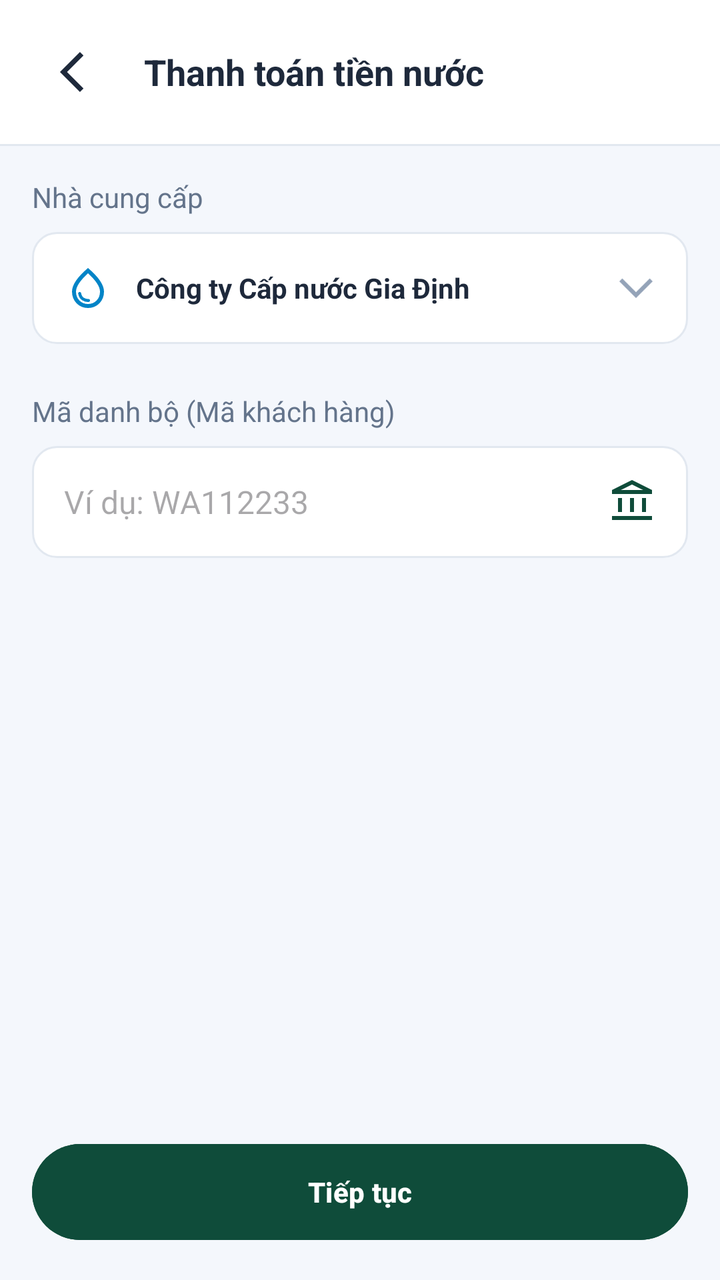
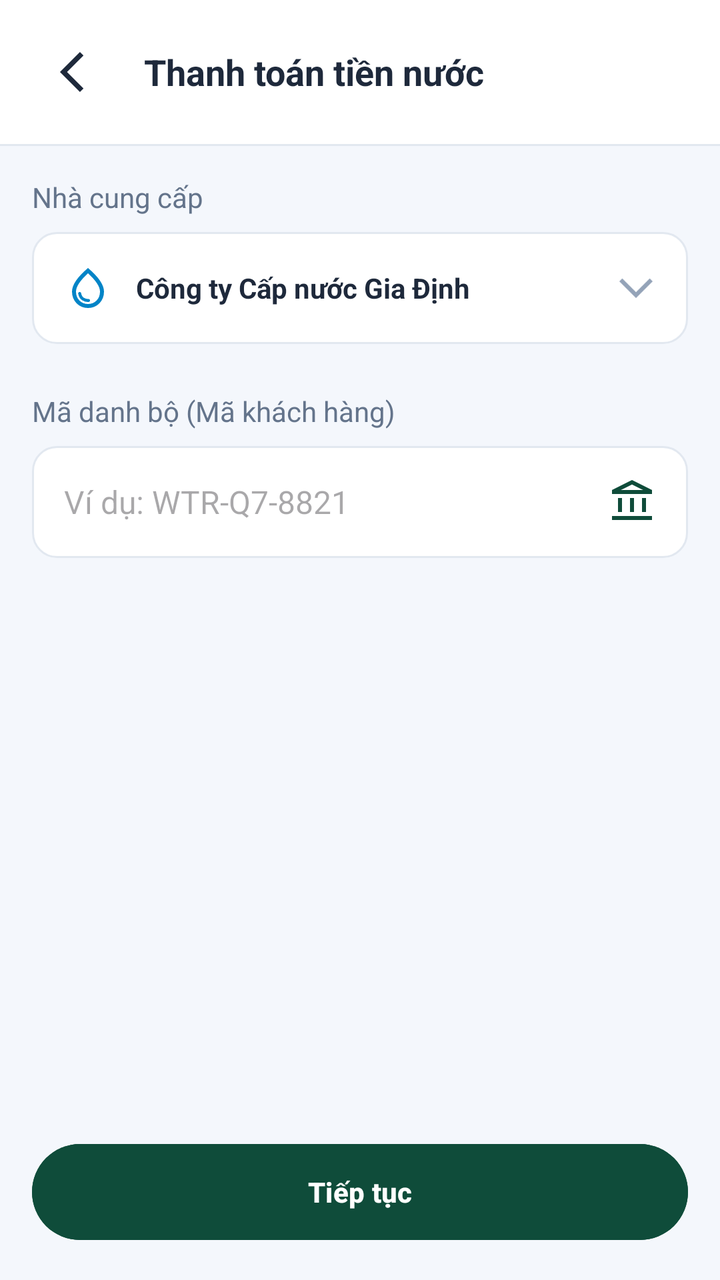

Screens rendered from an Android XML layout before and after an edit, with the pre-edit source and the edit as a unified diff.
<!-- AndroidManifest.xml: application theme Theme.Industrial_and_Commercial_Bank_of_TDTU -->
<!-- res/layout/fragment_water_bill.xml -->
<?xml version="1.0" encoding="utf-8"?>
<androidx.constraintlayout.widget.ConstraintLayout xmlns:android="http://schemas.android.com/apk/res/android"
    xmlns:app="http://schemas.android.com/apk/res-auto"
    android:layout_width="match_parent"
    android:layout_height="match_parent"
    android:background="#F4F7FC">

    
    <LinearLayout
        android:id="@+id/headerContainer"
        android:layout_width="match_parent"
        android:layout_height="wrap_content"
        android:background="#FFFFFF"
        android:orientation="horizontal"
        android:padding="16dp"
        android:gravity="center_vertical"
        app:layout_constraintTop_toTopOf="parent">

        <ImageButton
            android:id="@+id/btnBack"
            android:layout_width="40dp"
            android:layout_height="40dp"
            android:background="@android:color/transparent"
            android:src="@drawable/arrow_forward_ios"
            android:rotation="180"
            app:tint="#1E293B" />

        <TextView
            android:layout_width="wrap_content"
            android:layout_height="wrap_content"
            android:layout_marginStart="16dp"
            android:text="Thanh toán tiền nước"
            android:textColor="#1E293B"
            android:textSize="18sp"
            android:textStyle="bold" />
    </LinearLayout>

    <View
        android:id="@+id/dividerHeader"
        android:layout_width="match_parent"
        android:layout_height="1dp"
        android:background="#E2E8F0"
        app:layout_constraintTop_toBottomOf="@id/headerContainer" />

    <ScrollView
        android:layout_width="match_parent"
        android:layout_height="0dp"
        android:fillViewport="true"
        app:layout_constraintTop_toBottomOf="@id/dividerHeader"
        app:layout_constraintBottom_toTopOf="@id/btnContinue">

        <LinearLayout
            android:layout_width="match_parent"
            android:layout_height="wrap_content"
            android:orientation="vertical"
            android:padding="16dp">

            <TextView
                android:layout_width="wrap_content"
                android:layout_height="wrap_content"
                android:text="Nhà cung cấp"
                android:textColor="#64748B"
                android:textSize="14sp"
                android:layout_marginBottom="8dp"/>

            
            <LinearLayout
                android:layout_width="match_parent"
                android:layout_height="wrap_content"
                android:orientation="horizontal"
                android:background="@drawable/bg_input_stroke"
                android:padding="16dp"
                android:layout_marginBottom="24dp"
                android:gravity="center_vertical">

                <ImageView
                    android:layout_width="24dp"
                    android:layout_height="24dp"
                    android:src="@drawable/water_drop"
                    android:layout_marginEnd="12dp"
                    app:tint="#0284C7" />

                <TextView
                    android:layout_width="0dp"
                    android:layout_weight="1"
                    android:layout_height="wrap_content"
                    android:text="Công ty Cấp nước Gia Định"
                    android:textSize="14sp"
                    android:textColor="#1E293B"
                    android:textStyle="bold"/>

                <ImageView
                    android:layout_width="20dp"
                    android:layout_height="20dp"
                    android:src="@drawable/arrow_forward_ios"
                    android:rotation="90"
                    app:tint="#94A3B8" />
            </LinearLayout>

            <TextView
                android:layout_width="wrap_content"
                android:layout_height="wrap_content"
                android:text="Mã danh bộ (Mã khách hàng)"
                android:textColor="#64748B"
                android:textSize="14sp"
                android:layout_marginBottom="8dp"/>

            <LinearLayout
                android:layout_width="match_parent"
                android:layout_height="wrap_content"
                android:orientation="horizontal"
                android:background="@drawable/bg_input_stroke"
                android:paddingHorizontal="16dp"
                android:gravity="center_vertical">

                <EditText
                    android:id="@+id/etCustomerId"
                    android:layout_width="0dp"
                    android:layout_weight="1"
                    android:layout_height="56dp"
                    android:background="@null"
                    android:hint="Ví dụ: WA112233"
                    android:inputType="textCapCharacters"
                    android:textSize="16sp"/>

                <ImageView
                    android:layout_width="24dp"
                    android:layout_height="24dp"
                    android:src="@drawable/account_balance_24px"
                    app:tint="#0F4C3A" />
            </LinearLayout>

            
            <LinearLayout
                android:id="@+id/llBillResult"
                android:layout_width="match_parent"
                android:layout_height="wrap_content"
                android:orientation="vertical"
                android:background="@drawable/bg_card_white"
                android:padding="20dp"
                android:layout_marginTop="24dp"
                android:visibility="gone">

                <TextView
                    android:layout_width="wrap_content"
                    android:layout_height="wrap_content"
                    android:text="Thông tin hóa đơn"
                    android:textColor="#0F4C3A"
                    android:textStyle="bold"
                    android:textSize="16sp"
                    android:layout_marginBottom="16dp"/>

                <LinearLayout
                    android:layout_width="match_parent"
                    android:layout_height="wrap_content"
                    android:orientation="horizontal"
                    android:paddingVertical="8dp">
                    <TextView
                        android:layout_width="0dp"
                        android:layout_weight="1"
                        android:layout_height="wrap_content"
                        android:text="Khách hàng"
                        android:textColor="#64748B"/>
                    <TextView
                        android:id="@+id/tvBillCustomerName"
                        android:layout_width="wrap_content"
                        android:layout_height="wrap_content"
                        android:text=""
                        android:textColor="#1E293B"
                        android:textStyle="bold"/>
                </LinearLayout>

                <View android:layout_width="match_parent" android:layout_height="1dp" android:background="#F1F5F9" />

                <LinearLayout
                    android:layout_width="match_parent"
                    android:layout_height="wrap_content"
                    android:orientation="horizontal"
                    android:paddingVertical="8dp">
                    <TextView
                        android:layout_width="0dp"
                        android:layout_weight="1"
                        android:layout_height="wrap_content"
                        android:text="Kỳ thanh toán"
                        android:textColor="#64748B"/>
                    <TextView
                        android:id="@+id/tvBillPeriod"
                        android:layout_width="wrap_content"
                        android:layout_height="wrap_content"
                        android:text=""
                        android:textColor="#1E293B"
                        android:textStyle="bold"/>
                </LinearLayout>

                <View android:layout_width="match_parent" android:layout_height="1dp" android:background="#F1F5F9" />

                <LinearLayout
                    android:layout_width="match_parent"
                    android:layout_height="wrap_content"
                    android:orientation="horizontal"
                    android:paddingVertical="8dp">
                    <TextView
                        android:layout_width="0dp"
                        android:layout_weight="1"
                        android:layout_height="wrap_content"
                        android:text="Số tiền"
                        android:textColor="#64748B"/>
                    <TextView
                        android:id="@+id/tvBillAmount"
                        android:layout_width="wrap_content"
                        android:layout_height="wrap_content"
                        android:text=""
                        android:textColor="#0284C7"
                        android:textSize="18sp"
                        android:textStyle="bold"/>
                </LinearLayout>

            </LinearLayout>

        </LinearLayout>
    </ScrollView>

    <Button
        android:id="@+id/btnContinue"
        android:layout_width="match_parent"
        android:layout_height="56dp"
        android:layout_margin="16dp"
        android:text="Tiếp tục"
        android:backgroundTint="#0F4C3A"
        android:textColor="#FFFFFF"
        android:textStyle="bold"
        app:layout_constraintBottom_toBottomOf="parent"/>

</androidx.constraintlayout.widget.ConstraintLayout>
<!-- resources referenced by this layout -->
<resources>
  <!-- drawable account_balance_24px (drawable) -->
  <vector xmlns:android="http://schemas.android.com/apk/res/android"
      android:width="20dp"
      android:height="20dp"
      android:viewportWidth="960"
      android:viewportHeight="960"
      android:tint="@color/white">
    <path
        android:fillColor="@android:color/white"
        android:pathData="M200,680L200,400L280,400L280,680L200,680ZM440,680L440,400L520,400L520,680L440,680ZM80,840L80,760L880,760L880,840L80,840ZM680,680L680,400L760,400L760,680L680,680ZM80,320L80,240L480,40L880,240L880,320L80,320ZM258,240L480,240L702,240L258,240ZM258,240L702,240L480,130L258,240Z"/>
  </vector>
  <!-- drawable arrow_forward_ios (drawable) -->
  <vector xmlns:android="http://schemas.android.com/apk/res/android"
      android:width="24dp"
      android:height="24dp"
      android:viewportWidth="24"
      android:viewportHeight="24">
      <path android:fillColor="@android:color/darker_gray"
          android:pathData="M8.03,22L6.25,20.23L14.48,12L6.25,3.77L8.03,2l10,10l-10,10Z"/>
  </vector>
  <!-- drawable bg_card_white (drawable) -->
  <?xml version="1.0" encoding="utf-8"?>
  <shape xmlns:android="http://schemas.android.com/apk/res/android">
      <solid android:color="#FFFFFF" />
      <corners android:radius="16dp" />
      <stroke android:width="1dp" android:color="#E2E8F0" />
  </shape>
  <!-- drawable bg_input_stroke (drawable) -->
  <?xml version="1.0" encoding="utf-8"?>
  <shape xmlns:android="http://schemas.android.com/apk/res/android">
      <solid android:color="#FFFFFF" />
      <corners android:radius="12dp" />
      <stroke android:width="1dp" android:color="#E2E8F0" />
  </shape>
  <!-- drawable water_drop (drawable) -->
  <vector xmlns:android="http://schemas.android.com/apk/res/android"
      android:width="24dp"
      android:height="24dp"
      android:viewportWidth="24"
      android:viewportHeight="24">
      <path android:fillColor="#0000FF"
          android:pathData="M12.28,19q0.3-0.02 0.51-0.24T13,18.25q0-0.35-0.22-0.56T12.2,17.5q-1.03,0.07-2.18-0.56T8.58,14.63q-0.05-0.28-0.26-0.45T7.83,14q-0.35,0-0.58,0.26Q7.03,14.53 7.1,14.88q0.42,2.27 2,3.25T12.28,19ZM6.29,19.65Q4,17.3 4,13.8q0-2.5 1.99-5.44Q7.98,5.43 12,2q4.03,3.43 6.01,6.36T20,13.8q0,3.5-2.29,5.85T12,22q-3.42,0-5.71-2.35ZM16.3,18.24Q18,16.48 18,13.8q0-1.82-1.51-4.13Q14.98,7.38 12,4.65Q9.03,7.38 7.51,9.67Q6,11.98 6,13.8q0,2.68 1.7,4.44T12,20t4.3-1.76ZM12,12Z"/>
  </vector>
  <style name="Theme.Industrial_and_Commercial_Bank_of_TDTU" parent="Base.Theme.Industrial_and_Commercial_Bank_of_TDTU" />
  <color name="white">#FFFFFFFF</color>
  <style name="Base.Theme.Industrial_and_Commercial_Bank_of_TDTU" parent="Theme.Material3.DayNight.NoActionBar">
          
          
      </style>
</resources>

<!-- the commit's change to res/layout/fragment_water_bill.xml (unified diff, before → after) -->
@@ -119,7 +119,7 @@
                     android:layout_weight="1"
                     android:layout_height="56dp"
                     android:background="@null"
-                    android:hint="Ví dụ: WA112233"
+                    android:hint="Ví dụ: WTR-Q7-8821"
                     android:inputType="textCapCharacters"
                     android:textSize="16sp"/>
 
